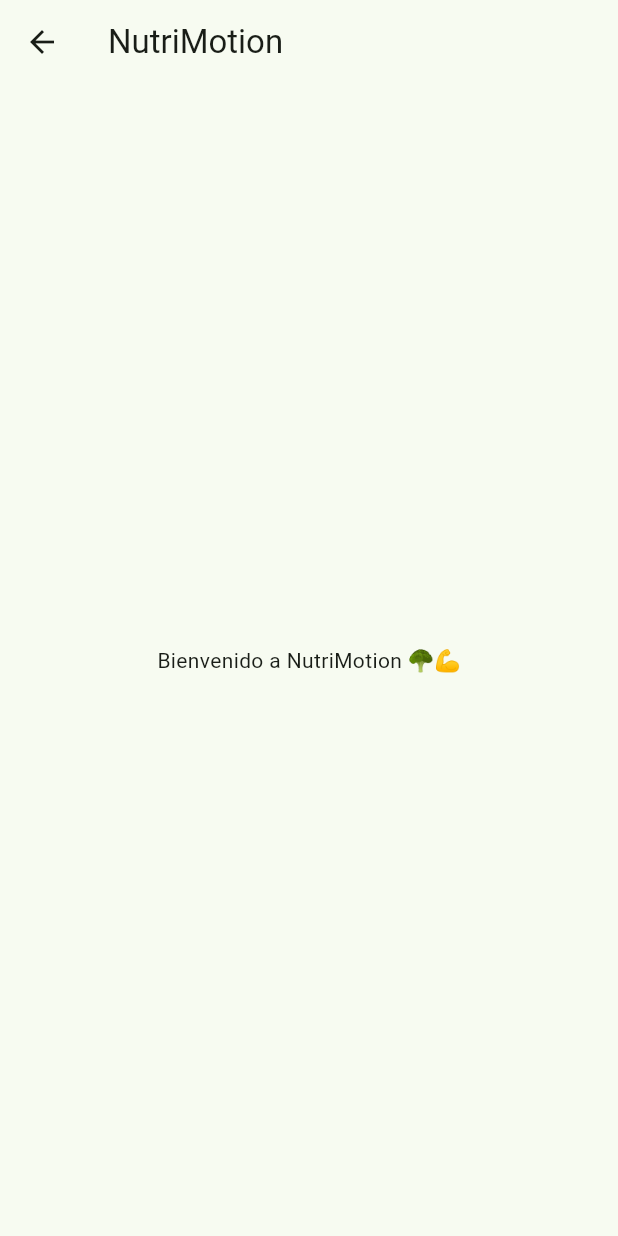
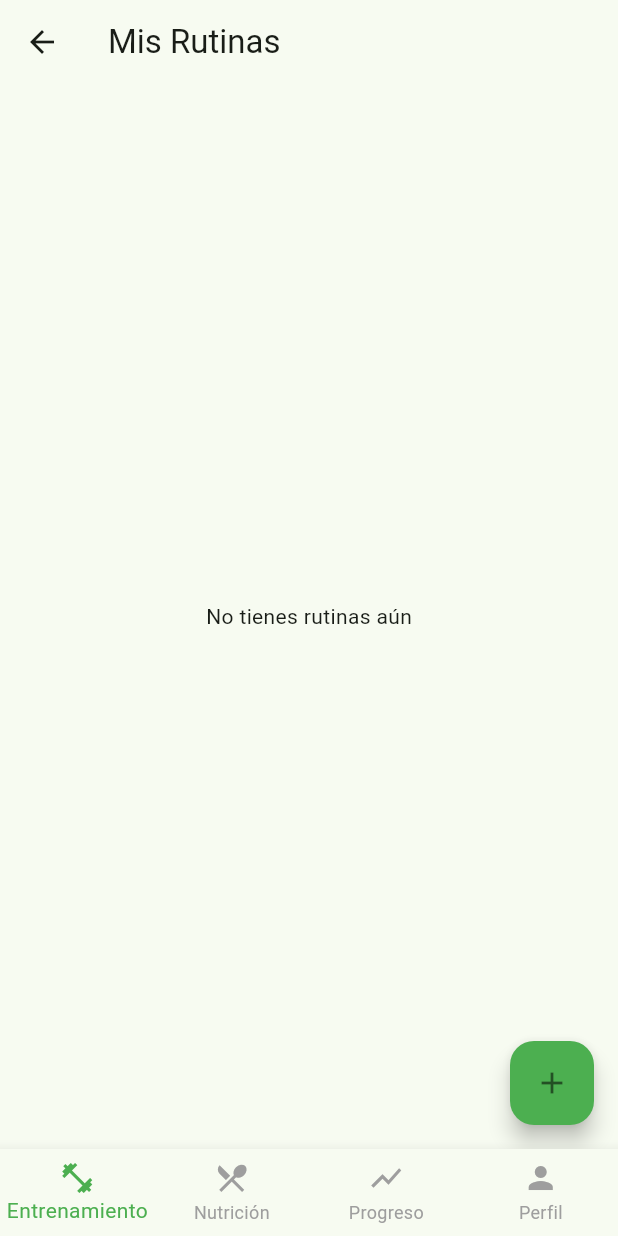
Before and after one commit to cons091/nutrimotion, a Flutter app: the HomeScreen screen opened by its route, on a phone screen of 412 x 824 dp. Run offline on Flutter 3.47's test engine with Material 3 defaults, Android fonts, the phone set to English and light mode, and no system bars; our stand-ins replace cloud_firestore, firebase_auth, firebase_core; accounts and stored records are empty.

Commit message:
Trabajando en Entrenamiento, Se añadio agregar rutinas.

```diff
--- /dev/null
+++ b/lib/models/workout_model.dart
@@ -0,0 +1,52 @@
+class Exercise {
+  final String name;
+  final int sets;
+  final int reps;
+  final double? weight;
+
+  Exercise({
+    required this.name,
+    required this.sets,
+    required this.reps,
+    this.weight,
+  });
+
+  Map<String, dynamic> toMap() {
+    return {"name": name, "sets": sets, "reps": reps, "weight": weight};
+  }
+
+  factory Exercise.fromMap(Map<String, dynamic> map) {
+    return Exercise(
+      name: map["name"],
+      sets: map["sets"],
+      reps: map["reps"],
+      weight: map["weight"]?.toDouble(),
+    );
+  }
+}
+
+class Workout {
+  final String id;
+  final String title;
+  final List<Exercise> exercises;
+
+  Workout({required this.id, required this.title, required this.exercises});
+
+  Map<String, dynamic> toMap() {
+    return {
+      "id": id,
+      "title": title,
+      "exercises": exercises.map((e) => e.toMap()).toList(),
+    };
+  }
+
+  factory Workout.fromMap(Map<String, dynamic> map) {
+    return Workout(
+      id: map["id"],
+      title: map["title"],
+      exercises: List<Exercise>.from(
+        map["exercises"].map((e) => Exercise.fromMap(e)),
+      ),
+    );
+  }
+}
--- a/lib/screens/home/home_screen.dart
+++ b/lib/screens/home/home_screen.dart
@@ -1,13 +1,58 @@
 import 'package:flutter/material.dart';
+import 'package:nutrimotion/screens/training/training_screen.dart';
+import 'package:nutrimotion/screens/nutrition/nutrition_screen.dart';
+import 'package:nutrimotion/screens/progress/progress_screen.dart';
+import 'package:nutrimotion/screens/profile/profile_screen.dart';
 
-class HomeScreen extends StatelessWidget {
+class HomeScreen extends StatefulWidget {
   const HomeScreen({super.key});
+
+  @override
+  State<HomeScreen> createState() => _HomeScreenState();
+}
+
+class _HomeScreenState extends State<HomeScreen> {
+  int _selectedIndex = 0;
+
+  final List<Widget> _pages = const [
+    TrainingScreen(),
+    NutritionScreen(),
+    ProgressScreen(),
+    ProfileScreen(),
+  ];
+
+  void _onItemTapped(int index) {
+    setState(() {
+      _selectedIndex = index;
+    });
+  }
 
   @override
   Widget build(BuildContext context) {
     return Scaffold(
-      appBar: AppBar(title: const Text("NutriMotion")),
-      body: const Center(child: Text("Bienvenido a NutriMotion 🥦💪")),
+      body: _pages[_selectedIndex],
+      bottomNavigationBar: BottomNavigationBar(
+        type: BottomNavigationBarType.fixed,
+        currentIndex: _selectedIndex,
+        selectedItemColor: Colors.green,
+        unselectedItemColor: Colors.grey,
+        onTap: _onItemTapped,
+        items: const [
+          BottomNavigationBarItem(
+            icon: Icon(Icons.fitness_center),
+            label: "Entrenamiento",
+          ),
+          BottomNavigationBarItem(
+            icon: Icon(Icons.restaurant_menu),
+            label: "Nutrición",
+          ),
+          BottomNavigationBarItem(
+            icon: Icon(Icons.show_chart),
+            label: "Progreso",
+          ),
+          BottomNavigationBarItem(icon: Icon(Icons.person), label: "Perfil"),
+        ],
+      ),
     );
   }
 }
--- /dev/null
+++ b/lib/screens/training/training_screen.dart
@@ -0,0 +1,59 @@
+import 'package:flutter/material.dart';
+import 'package:firebase_auth/firebase_auth.dart';
+import 'package:nutrimotion/models/workout_model.dart';
+import 'package:nutrimotion/services/workout_service.dart';
+import 'package:nutrimotion/screens/training/workout_form_screen.dart';
+
+class TrainingScreen extends StatelessWidget {
+  const TrainingScreen({super.key});
+
+  @override
+  Widget build(BuildContext context) {
+    final userId = FirebaseAuth.instance.currentUser!.uid;
+    final workoutService = WorkoutService();
+
+    return Scaffold(
+      appBar: AppBar(title: const Text("Mis Rutinas")),
+      body: StreamBuilder<List<Workout>>(
+        stream: workoutService.getWorkouts(userId),
+        builder: (context, snapshot) {
+          if (snapshot.connectionState == ConnectionState.waiting) {
+            return const Center(child: CircularProgressIndicator());
+          }
+          final workouts = snapshot.data ?? [];
+          if (workouts.isEmpty) {
+            return const Center(child: Text("No tienes rutinas aún"));
+          }
+          return ListView.builder(
+            itemCount: workouts.length,
+            itemBuilder: (context, index) {
+              final workout = workouts[index];
+              return Card(
+                child: ListTile(
+                  title: Text(workout.title),
+                  subtitle: Text("${workout.exercises.length} ejercicios"),
+                  trailing: IconButton(
+                    icon: const Icon(Icons.delete, color: Colors.red),
+                    onPressed: () {
+                      workoutService.deleteWorkout(userId, workout.id);
+                    },
+                  ),
+                ),
+              );
+            },
+          );
+        },
+      ),
+      floatingActionButton: FloatingActionButton(
+        backgroundColor: Colors.green,
+        onPressed: () {
+          Navigator.push(
+            context,
+            MaterialPageRoute(builder: (_) => const WorkoutFormScreen()),
+          );
+        },
+        child: const Icon(Icons.add),
+      ),
+    );
+  }
+}
--- a/pubspec.yaml
+++ b/pubspec.yaml
@@ -33,6 +33,7 @@ dependencies:
   firebase_core: ^4.0.0
   firebase_auth: ^6.0.0
   cloud_firestore: ^6.0.0
+  uuid: ^4.0.0
 
   # The following adds the Cupertino Icons font to your application.
   # Use with the CupertinoIcons class for iOS style icons.
```
Also changed, not shown: lib/main.dart (+8 -9 lines), lib/screens/auth/splash_screen.dart (+11 -10 lines), lib/screens/nutrition/nutrition_screen.dart (added, +10 -0 lines), lib/screens/profile/profile_screen.dart (added, +24 -0 lines), lib/screens/progress/progress_screen.dart (added, +10 -0 lines), lib/screens/training/workout_form_screen.dart (added, +147 -0 lines), lib/services/workout_service.dart (added, +39 -0 lines).
